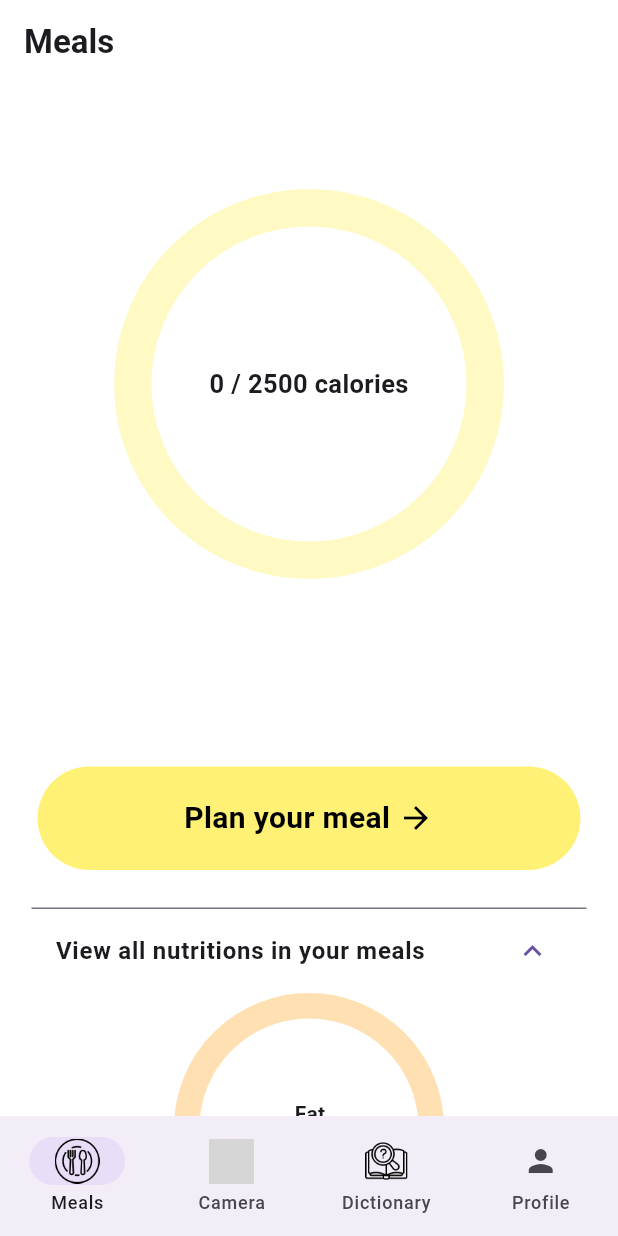
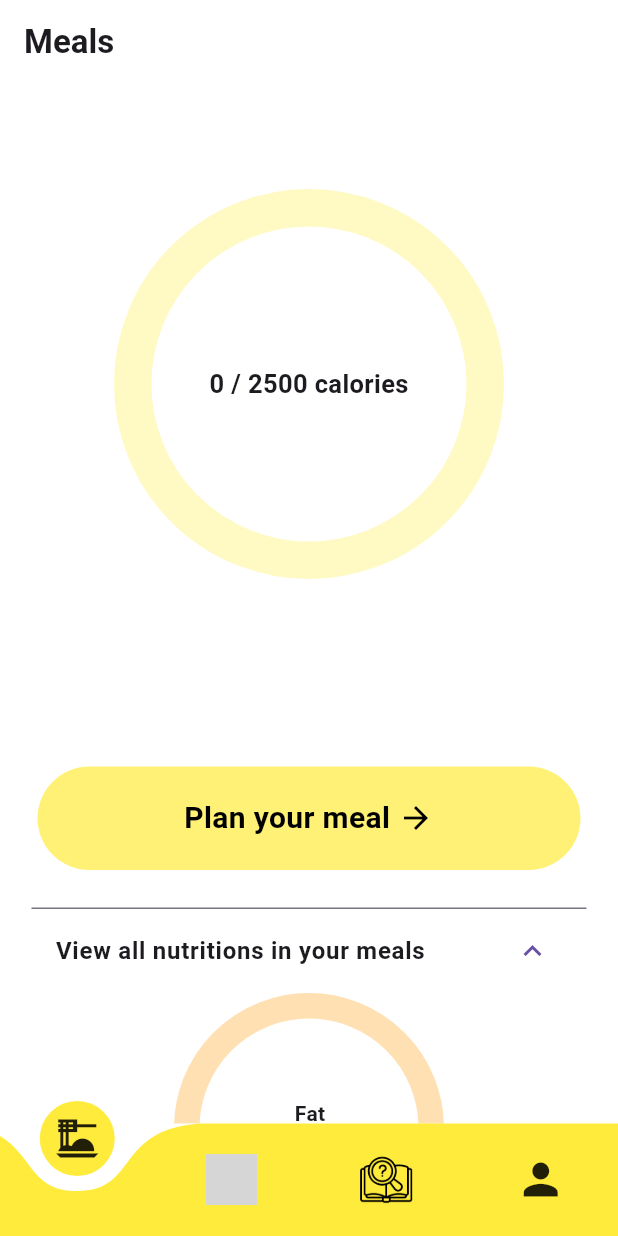
Before and after one commit to qu-ngx/DeFat, a Flutter app: the HomePage screen opened directly, after a tap on "View all nutritions in your meals", on a phone screen of 412 x 824 dp. Run offline on Flutter 3.47's test engine with Material 3 defaults, Android fonts, the light colour scheme and no system bars; drawn by our look-alikes of curved_navigation_bar, percent_indicator; our stand-ins replace firebase_auth, firebase_core, image_picker, smooth_page_indicator; missing offline and left inert: tflite_flutter; accounts and stored records are empty; grey boxes are pictures that could not be loaded.

Commit message:
added a more fancy NavBar

```diff
--- a/lib/pages/food_detection/fd_front.dart
+++ b/lib/pages/food_detection/fd_front.dart
@@ -63,6 +63,13 @@ class _FoodMLState extends State<FoodML> {
   Widget build(BuildContext context) {
     final planner = context.read<Planner>();
     return Scaffold(
+        appBar: AppBar(
+          automaticallyImplyLeading: false,
+          title: const Text(
+            "AI Food Camera",
+            style: TextStyle(fontWeight: FontWeight.bold),
+          ),
+        ),
         body: SafeArea(
           child: Stack(
             children: [
@@ -70,7 +77,8 @@ class _FoodMLState extends State<FoodML> {
                 children: <Widget>[
                   Expanded(
                     child: Center(
-                  child: (image != null) ? Image.memory(image!) : Container(),
+                      child:
+                          (image != null) ? Image.memory(image!) : Container(),
                     ),
                   ),
                   SizedBox(
@@ -84,7 +92,8 @@ class _FoodMLState extends State<FoodML> {
                                 source: ImageSource.camera,
                               );
                               if (result != null) {
-                            image = foodDetection!.analyseImage(result.path);
+                                image =
+                                    foodDetection!.analyseImage(result.path);
                                 setState(() {});
                               }
                             },
@@ -118,8 +127,8 @@ class _FoodMLState extends State<FoodML> {
 
                               int proteins = foodItem.proteins;
 
-                          widgetList.add(foodInfoDropDown(
-                              name, calories, fat, fibers, carbs, proteins));
+                              widgetList.add(foodInfoDropDown(name, calories,
+                                  fat, fibers, carbs, proteins));
                             }
                             setState(() {});
                           },
--- a/lib/pages/home.dart
+++ b/lib/pages/home.dart
@@ -1,3 +1,4 @@
+import 'package:curved_navigation_bar/curved_navigation_bar.dart';
 import 'package:defat/pages/dictionary/dictionary_page.dart';
 import 'package:defat/pages/food_detection/fd_front.dart';
 import 'package:defat/pages/meal_planner/meal_planner_page.dart';
@@ -12,43 +13,77 @@ class HomePage extends StatefulWidget {
 }
 
 class _HomePageState extends State<HomePage> {
-  int selectedPageIndex = 0;
+  int _page = 0;
+  GlobalKey<CurvedNavigationBarState> _bottomNavigationKey = GlobalKey();
   @override
   Widget build(BuildContext context) {
     return Scaffold(
+      key: _bottomNavigationKey,
       body: const [
         MealPlannerPage(),
         FoodML(),
         DictPage(),
         ProfilePage()
-      ][selectedPageIndex],
-      bottomNavigationBar: NavigationBar(
-        selectedIndex: selectedPageIndex,
-        onDestinationSelected: (int index) {
-          setState(() {
-            selectedPageIndex = index;
-          });
-        },
-        elevation: 0.0,
-        destinations: <NavigationDestination>[
-          NavigationDestination(
-            icon: Image.asset("assets/icons/meals.png", width: 30, height: 30),
-            label: "Meals",
-          ),
-          NavigationDestination(
-            icon: Image.asset('assets/icons/home_camera.png',
-                width: 30, height: 30),
-            label: 'Camera',
-          ),
-          NavigationDestination(
-            icon: Image.asset('assets/icons/dictionary.png',
-                width: 30, height: 30),
-            label: 'Dictionary',
-          ),
-          const NavigationDestination(
-              icon: Icon(Icons.person), label: 'Profile')
-        ],
-      ),
+      ][_page],
+      backgroundColor: Colors.white,
+      bottomNavigationBar: CurvedNavigationBar(
+          backgroundColor: Colors.white,
+          color: Colors.yellow,
+          animationDuration: const Duration(milliseconds: 300),
+          onTap: (index) {
+            setState(() {
+              _page = index;
+            });
+          },
+          items: [
+            const Icon(
+              Icons.dinner_dining_sharp,
+              size: 34,
+            ),
+            Image.asset('assets/icons/home_camera.png', width: 34, height: 34),
+            Image.asset('assets/icons/dictionary.png', width: 37, height: 37),
+            const Icon(
+              Icons.person,
+              size: 34,
+            )
+          ]),
+
+      // body: const [
+      //   MealPlannerPage(),
+      //   FoodML(),
+      //   DictPage(),
+      //   ProfilePage()
+      // ][selectedPageIndex],
+      // bottomNavigationBar: NavigationBar(
+      //   selectedIndex: selectedPageIndex,
+      //   onDestinationSelected: (int index) {
+      //     setState(() {
+      //       selectedPageIndex = index;
+      //     });
+      //   },
+      //   elevation: 0.0,
+      //   destinations: <NavigationDestination>[
+      //     NavigationDestination(
+      //       icon: Icon(
+      //         Icons.dinner_dining_sharp,
+      //         size: 34,
+      //       ),
+      //       label: "Meals",
+      //     ),
+      //     NavigationDestination(
+      //       icon: Image.asset('assets/icons/home_camera.png',
+      //           width: 30, height: 30),
+      //       label: 'Camera',
+      //     ),
+      //     NavigationDestination(
+      //       icon: Image.asset('assets/icons/dictionary.png',
+      //           width: 30, height: 30),
+      //       label: 'Dictionary',
+      //     ),
+      //     const NavigationDestination(
+      //         icon: Icon(Icons.person), label: 'Profile')
+      //   ],
+      // ),
     );
   }
 }
--- a/pubspec.yaml
+++ b/pubspec.yaml
@@ -19,6 +19,7 @@ dependencies:
   percent_indicator: ^4.2.3
   google_nav_bar: ^5.0.6
   smooth_page_indicator: ^1.1.0
+  curved_navigation_bar: ^1.0.3
 dev_dependencies:
   flutter_test:
     sdk: flutter
```
Also changed, not shown: pubspec.lock. Lines whose indentation alone changed are shown as unchanged.
